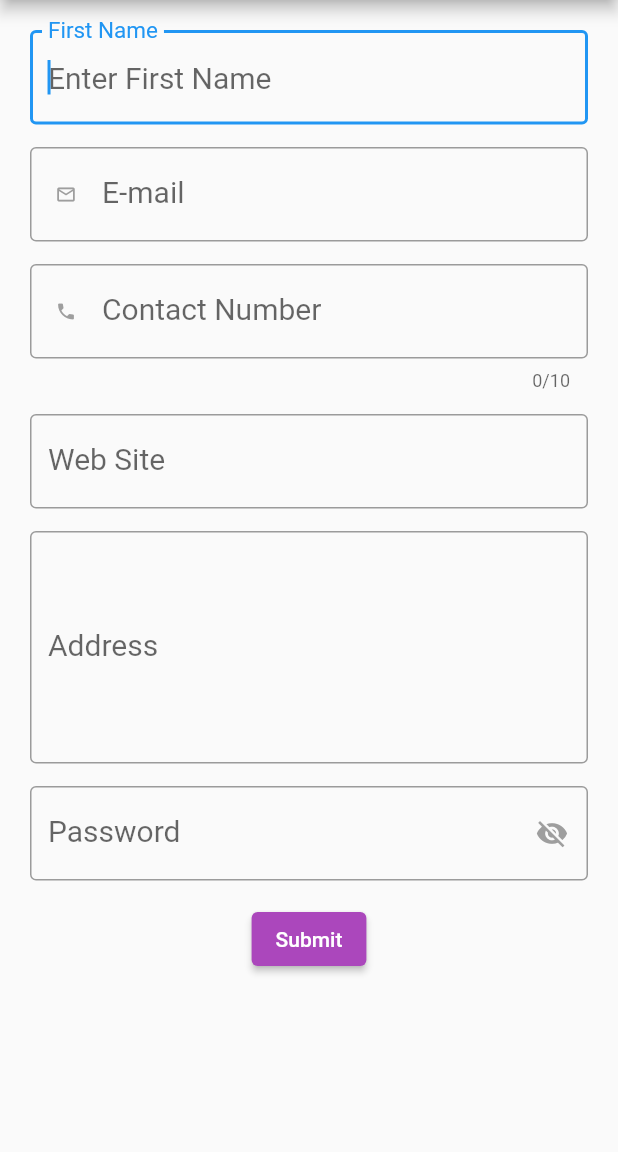
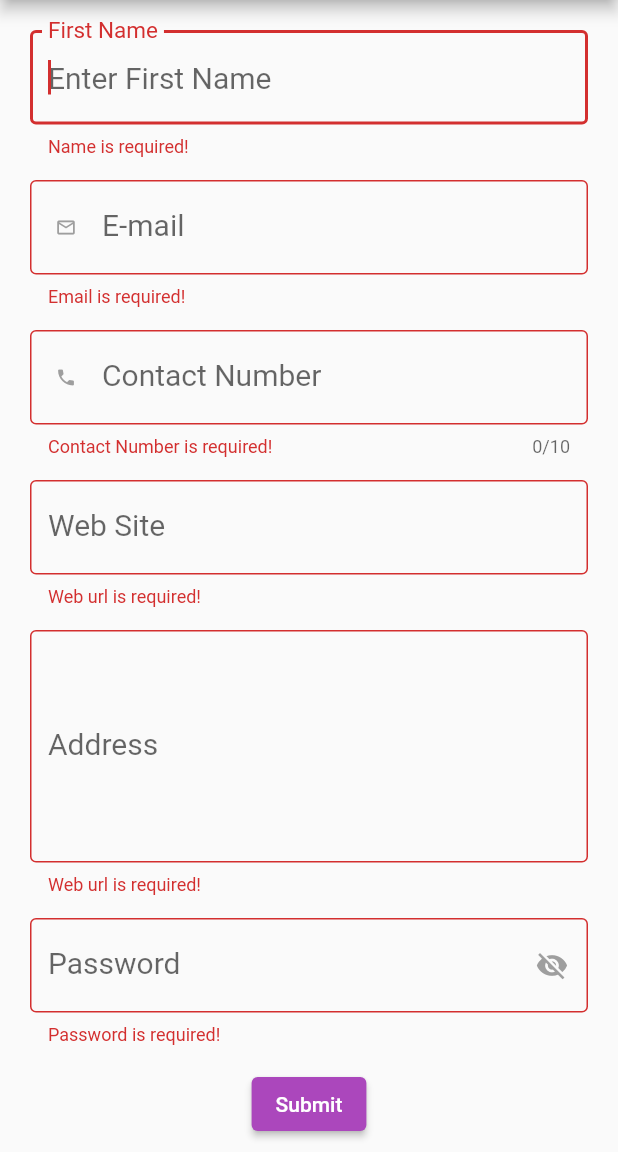
Before and after one commit to tbs-raviashara/flutter-demo, a Flutter app: the InputDemo screen opened by its route, after a tap on "Submit", on a phone screen of 412 x 824 dp, the part 84-1236 px from its top. Run offline on Flutter 3.47's test engine with Material 2 defaults, Android fonts, the phone set to English and light mode, and no system bars; our stand-ins replace awesome_dialog, carousel_slider, connectivity, device_info, flutter_slidable, fluttertoast and 13 more; missing offline and left inert: feature_discovery, qr_code_scanner; statements that could not run were skipped.

```diff
--- a/lib/inputfield.dart
+++ b/lib/inputfield.dart
@@ -1,4 +1,6 @@
+import 'package:demo/constants/constant.dart';
 import 'package:flutter/material.dart';
+import 'package:form_field_validator/form_field_validator.dart';
 
 void main() {
   runApp(MaterialApp(home: InputDemo()));
@@ -19,6 +21,7 @@ class _InputDemoState extends State<InputDemo> {
   TextEditingController weburlController = new TextEditingController();
   TextEditingController addressController = new TextEditingController();
   TextEditingController passwordController = new TextEditingController();
+  final _form = GlobalKey<FormState>();
   @override
   Widget build(BuildContext context) {
     return SafeArea(
@@ -28,12 +31,16 @@ class _InputDemoState extends State<InputDemo> {
               centerTitle: true,
               backgroundColor: Colors.red[400],
             ),
-            body: SingleChildScrollView(
+            body: Form(
+                key: _form,
+                child: SingleChildScrollView(
                     child: Padding(
                         padding: EdgeInsets.all(20.0),
                         child: Center(
                             child: Column(children: <Widget>[
-                      TextField(
+                          // TextF
+                          TextFormField(
+                            validator: nameValidator,
                             autofocus: true,
                             controller: firstNameController,
                             decoration: InputDecoration(
@@ -41,11 +48,13 @@ class _InputDemoState extends State<InputDemo> {
                                 labelText: 'First Name',
                                 hintText: 'Enter First Name'),
                             obscureText: false,
-                        style: TextStyle(color: Colors.black87, fontSize: 20),
+                            style:
+                                TextStyle(color: Colors.black87, fontSize: 20),
                             textInputAction: TextInputAction.next,
                           ),
                           SizedBox(height: 15),
-                      TextField(
+                          TextFormField(
+                              validator: emailValidator,
                               autofocus: true,
                               controller: emailController,
                               decoration: InputDecoration(
@@ -54,16 +63,19 @@ class _InputDemoState extends State<InputDemo> {
                                     color: Colors.grey,
                                     size: 14,
                                   ),
-                              floatingLabelBehavior: FloatingLabelBehavior.auto,
+                                  floatingLabelBehavior:
+                                      FloatingLabelBehavior.auto,
                                   border: OutlineInputBorder(),
                                   labelText: 'E-mail',
                                   hintText: 'Enter E-mail'),
                               keyboardType: TextInputType.emailAddress,
                               obscureText: false,
-                          style: TextStyle(color: Colors.black87, fontSize: 20),
+                              style: TextStyle(
+                                  color: Colors.black87, fontSize: 20),
                               textInputAction: TextInputAction.next),
                           SizedBox(height: 15),
-                      TextField(
+                          TextFormField(
+                            validator: mobileValidator,
                             autofocus: true,
                             controller: cnoController,
                             keyboardType: TextInputType.number,
@@ -73,49 +85,59 @@ class _InputDemoState extends State<InputDemo> {
                                   color: Colors.grey,
                                   size: 14,
                                 ),
-                            floatingLabelBehavior: FloatingLabelBehavior.auto,
+                                floatingLabelBehavior:
+                                    FloatingLabelBehavior.auto,
                                 border: OutlineInputBorder(),
                                 labelText: 'Contact Number',
                                 hintText: 'Enter Contact nNumber'),
                             maxLength: 10,
                             obscureText: false,
-                        style: TextStyle(color: Colors.black87, fontSize: 20),
+                            style:
+                                TextStyle(color: Colors.black87, fontSize: 20),
                             textInputAction: TextInputAction.next,
                           ),
                           SizedBox(height: 15),
-                      TextField(
+                          TextFormField(
+                            validator: requiredValidator,
                             autofocus: true,
                             controller: weburlController,
                             decoration: InputDecoration(
-                            floatingLabelBehavior: FloatingLabelBehavior.auto,
+                                floatingLabelBehavior:
+                                    FloatingLabelBehavior.auto,
                                 border: OutlineInputBorder(),
                                 labelText: 'Web Site',
                                 hintText: 'Enter Web URL'),
                             keyboardType: TextInputType.url,
                             obscureText: false,
-                        style: TextStyle(color: Colors.black87, fontSize: 20),
+                            style:
+                                TextStyle(color: Colors.black87, fontSize: 20),
                             textInputAction: TextInputAction.next,
                           ),
                           SizedBox(height: 15),
-                      TextField(
+                          TextFormField(
+                              validator: requiredValidator,
                               autofocus: true,
                               controller: addressController,
                               decoration: InputDecoration(
-                              floatingLabelBehavior: FloatingLabelBehavior.auto,
+                                  floatingLabelBehavior:
+                                      FloatingLabelBehavior.auto,
                                   border: OutlineInputBorder(),
                                   labelText: 'Address',
                                   hintText: 'Enter Address'),
                               keyboardType: TextInputType.streetAddress,
                               maxLines: 5,
                               obscureText: false,
-                          style: TextStyle(color: Colors.black87, fontSize: 20),
+                              style: TextStyle(
+                                  color: Colors.black87, fontSize: 20),
                               textInputAction: TextInputAction.newline),
                           SizedBox(height: 15),
-                      TextField(
+                          TextFormField(
+                              validator: passwordValidator,
                               autofocus: true,
                               controller: passwordController,
                               decoration: InputDecoration(
-                            floatingLabelBehavior: FloatingLabelBehavior.auto,
+                                floatingLabelBehavior:
+                                    FloatingLabelBehavior.auto,
                                 border: OutlineInputBorder(),
                                 labelText: 'Password',
                                 hintText: 'Enter Password',
@@ -135,11 +157,16 @@ class _InputDemoState extends State<InputDemo> {
                                 ),
                               ),
                               obscureText: _showPassword,
-                          style: TextStyle(color: Colors.black87, fontSize: 20),
+                              style: TextStyle(
+                                  color: Colors.black87, fontSize: 20),
                               textInputAction: TextInputAction.send),
                           SizedBox(height: 15),
                           ElevatedButton(
                             onPressed: () {
+                              final isValid = _form.currentState.validate();
+                              if (!isValid) {
+                                return false;
+                              }
                               print(firstNameController.text);
                               print(emailController.text);
                               print(cnoController.text);
@@ -151,6 +178,6 @@ class _InputDemoState extends State<InputDemo> {
                             style: ElevatedButton.styleFrom(
                                 primary: Colors.purple[400]),
                           )
-                    ]))))));
+                        ])))))));
   }
 }
```
Lines whose indentation alone changed are shown as unchanged.
